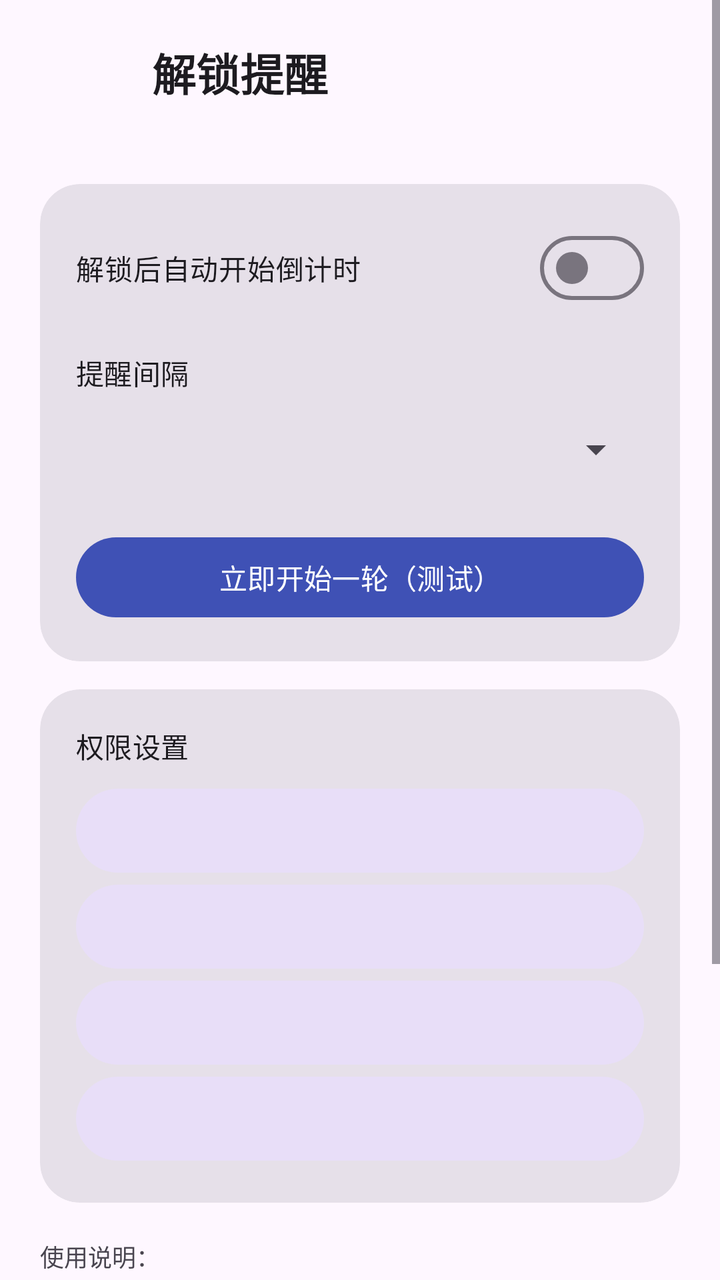
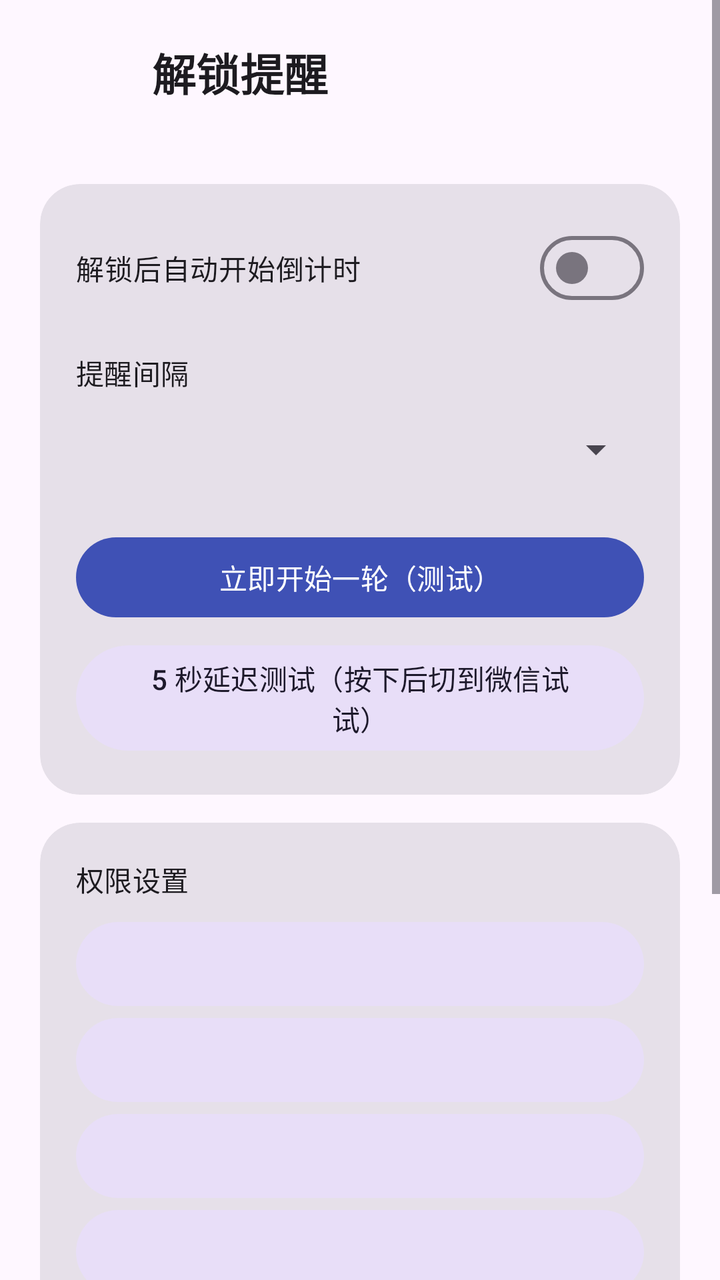

The first picture is an Android layout as it rendered before a commit; the second is the same layout after the commit. The layout source and the unified diff follow.
<!-- AndroidManifest.xml: application theme Theme.App -->
<!-- res/layout/activity_main.xml -->
<?xml version="1.0" encoding="utf-8"?>
<ScrollView xmlns:android="http://schemas.android.com/apk/res/android"
    xmlns:app="http://schemas.android.com/apk/res-auto"
    android:layout_width="match_parent"
    android:layout_height="match_parent"
    android:fillViewport="true">

    <LinearLayout
        android:layout_width="match_parent"
        android:layout_height="wrap_content"
        android:orientation="vertical"
        android:padding="20dp">

        <LinearLayout
            android:layout_width="match_parent"
            android:layout_height="wrap_content"
            android:gravity="center_vertical"
            android:orientation="horizontal">

            <ImageView
                android:layout_width="44dp"
                android:layout_height="44dp"
                android:contentDescription="@string/app_name"
                android:src="@mipmap/ic_launcher" />

            <LinearLayout
                android:layout_width="0dp"
                android:layout_height="wrap_content"
                android:layout_marginStart="12dp"
                android:layout_weight="1"
                android:orientation="vertical">

                <TextView
                    android:layout_width="wrap_content"
                    android:layout_height="wrap_content"
                    android:text="@string/app_name"
                    android:textAppearance="?attr/textAppearanceTitleLarge"
                    android:textStyle="bold" />

                <TextView
                    android:id="@+id/statusText"
                    android:layout_width="wrap_content"
                    android:layout_height="wrap_content"
                    android:layout_marginTop="2dp"
                    android:textColor="?attr/colorPrimary"
                    android:textSize="13sp" />
            </LinearLayout>
        </LinearLayout>

        <com.google.android.material.card.MaterialCardView
            style="?attr/materialCardViewFilledStyle"
            android:layout_width="match_parent"
            android:layout_height="wrap_content"
            android:layout_marginTop="20dp"
            app:cardCornerRadius="20dp">

            <LinearLayout
                android:layout_width="match_parent"
                android:layout_height="wrap_content"
                android:orientation="vertical"
                android:padding="18dp">

                <com.google.android.material.materialswitch.MaterialSwitch
                    android:id="@+id/switchMonitor"
                    android:layout_width="match_parent"
                    android:layout_height="wrap_content"
                    android:text="@string/switch_monitor" />

                <TextView
                    android:layout_width="wrap_content"
                    android:layout_height="wrap_content"
                    android:layout_marginTop="18dp"
                    android:text="@string/interval_label"
                    android:textAppearance="?attr/textAppearanceTitleSmall" />

                <Spinner
                    android:id="@+id/spinnerInterval"
                    android:layout_width="match_parent"
                    android:layout_height="48dp"
                    android:layout_marginTop="4dp" />

                <LinearLayout
                    android:id="@+id/customRow"
                    android:layout_width="match_parent"
                    android:layout_height="wrap_content"
                    android:layout_marginTop="8dp"
                    android:gravity="center_vertical"
                    android:orientation="horizontal"
                    android:visibility="gone">

                    <EditText
                        android:id="@+id/editCustom"
                        android:layout_width="0dp"
                        android:layout_height="wrap_content"
                        android:layout_weight="1"
                        android:hint="@string/custom_hint"
                        android:inputType="number"
                        android:singleLine="true" />

                    <TextView
                        android:layout_width="wrap_content"
                        android:layout_height="wrap_content"
                        android:layout_marginStart="8dp"
                        android:text="@string/seconds_unit" />
                </LinearLayout>

                <Button
                    android:id="@+id/btnTest"
                    android:layout_width="match_parent"
                    android:layout_height="wrap_content"
                    android:layout_marginTop="16dp"
                    android:text="@string/btn_test" />
            </LinearLayout>
        </com.google.android.material.card.MaterialCardView>

        <com.google.android.material.card.MaterialCardView
            style="?attr/materialCardViewFilledStyle"
            android:layout_width="match_parent"
            android:layout_height="wrap_content"
            android:layout_marginTop="14dp"
            app:cardCornerRadius="20dp">

            <LinearLayout
                android:layout_width="match_parent"
                android:layout_height="wrap_content"
                android:orientation="vertical"
                android:padding="18dp">

                <TextView
                    android:layout_width="wrap_content"
                    android:layout_height="wrap_content"
                    android:text="@string/perm_section"
                    android:textAppearance="?attr/textAppearanceTitleSmall" />

                <Button
                    android:id="@+id/btnPermNotif"
                    style="@style/PermButton"
                    android:layout_width="match_parent"
                    android:layout_height="wrap_content"
                    android:layout_marginTop="8dp" />

                <Button
                    android:id="@+id/btnPermUsage"
                    style="@style/PermButton"
                    android:layout_width="match_parent"
                    android:layout_height="wrap_content" />

                <Button
                    android:id="@+id/btnPermOverlay"
                    style="@style/PermButton"
                    android:layout_width="match_parent"
                    android:layout_height="wrap_content" />

                <Button
                    android:id="@+id/btnPermBattery"
                    style="@style/PermButton"
                    android:layout_width="match_parent"
                    android:layout_height="wrap_content" />

                <Button
                    android:id="@+id/btnPermFsi"
                    style="@style/PermButton"
                    android:layout_width="match_parent"
                    android:layout_height="wrap_content"
                    android:visibility="gone" />
            </LinearLayout>
        </com.google.android.material.card.MaterialCardView>

        <TextView
            android:id="@+id/hintText"
            android:layout_width="match_parent"
            android:layout_height="wrap_content"
            android:layout_marginTop="18dp"
            android:lineSpacingExtra="4dp"
            android:text="@string/hint_text"
            android:textColor="?attr/colorOnSurfaceVariant"
            android:textSize="12sp" />
    </LinearLayout>
</ScrollView>
<!-- resources referenced by this layout -->
<resources>
  <!-- mipmap ic_launcher (mipmap-anydpi-v26) -->
  <?xml version="1.0" encoding="utf-8"?>
  <adaptive-icon xmlns:android="http://schemas.android.com/apk/res/android">
      <background android:drawable="@color/ic_launcher_background" />
      <foreground android:drawable="@drawable/ic_launcher_foreground" />
      <monochrome android:drawable="@drawable/ic_launcher_foreground" />
  </adaptive-icon>
  <string name="app_name">解锁提醒</string>
  <string name="btn_test">立即开始一轮（测试）</string>
  <string name="custom_hint">输入秒数（5–86400）</string>
  <string name="hint_text">使用说明：\n1. 打开开关后，每次解锁手机自动开始倒计时；\n2. 到点会全屏弹出提醒，显示本轮各应用使用时长；\n3. 点「确定」开始下一轮，点「取消」或灭屏即停止；\n4. 默认间隔 10 秒（便于测试），可在上方修改；\n5. 通知栏显示实时倒计时，点它可停止本轮；\n6. 若提醒偶尔不弹出或服务被杀：加入④电池白名单，并在系统设置里允许本应用自启动/后台运行；\n7. 小米/OPPO 等机型如到点只弹横幅：到 系统设置→应用管理→解锁提醒，允许「后台弹出界面/后台显示悬浮窗」。</string>
  <string name="interval_label">提醒间隔</string>
  <string name="perm_section">权限设置</string>
  <string name="seconds_unit">秒</string>
  <string name="switch_monitor">解锁后自动开始倒计时</string>
  <style name="PermButton" parent="Widget.Material3.Button.TonalButton">
          <item name="android:insetTop">3dp</item>
          <item name="android:insetBottom">3dp</item>
          <item name="android:textSize">14sp</item>
      </style>
  <style name="Theme.App" parent="Theme.Material3.DayNight.NoActionBar">
          <item name="colorPrimary">@color/brand_primary</item>
          <item name="colorOnPrimary">#FFFFFF</item>
          <item name="colorPrimaryContainer">@color/brand_container</item>
          <item name="colorOnPrimaryContainer">#10125C</item>
      </style>
  <color name="ic_launcher_background">#3F51B5</color>
  <!-- drawable ic_launcher_foreground (drawable) -->
  <?xml version="1.0" encoding="utf-8"?>
  <vector xmlns:android="http://schemas.android.com/apk/res/android"
      android:width="108dp"
      android:height="108dp"
      android:viewportWidth="108"
      android:viewportHeight="108">
      <group
          android:scaleX="2.4"
          android:scaleY="2.4"
          android:translateX="25.2"
          android:translateY="25.2">
          <path
              android:fillColor="#FFFFFF"
              android:pathData="M11.99,2C6.47,2 2,6.48 2,12s4.47,10 9.99,10C17.52,22 22,17.52 22,12S17.52,2 11.99,2zM12,20c-4.42,0 -8,-3.58 -8,-8s3.58,-8 8,-8 8,3.58 8,8 -3.58,8 -8,8zM12.5,7H11v6l5.25,3.15 0.75,-1.23 -4.5,-2.67z" />
      </group>
  </vector>
  <color name="brand_primary">#3F51B5</color>
  <color name="brand_container">#DFE2FF</color>
</resources>

<!-- the commit's change to res/layout/activity_main.xml (unified diff, before → after) -->
@@ -46,6 +46,28 @@
                     android:textSize="13sp" />
             </LinearLayout>
         </LinearLayout>
+
+        <TextView
+            android:id="@+id/bannerText"
+            android:layout_width="match_parent"
+            android:layout_height="wrap_content"
+            android:layout_marginTop="12dp"
+            android:background="@drawable/bg_reminder_card"
+            android:backgroundTint="#FFF3E0"
+            android:padding="10dp"
+            android:text="@string/banner_no_overlay"
+            android:textColor="#B26A00"
+            android:textSize="13sp"
+            android:visibility="gone" />
+
+        <TextView
+            android:id="@+id/fireResultText"
+            android:layout_width="match_parent"
+            android:layout_height="wrap_content"
+            android:layout_marginTop="10dp"
+            android:textColor="?attr/colorOnSurfaceVariant"
+            android:textSize="12sp"
+            android:visibility="gone" />
 
         <com.google.android.material.card.MaterialCardView
             style="?attr/materialCardViewFilledStyle"
@@ -110,6 +132,14 @@
                     android:layout_height="wrap_content"
                     android:layout_marginTop="16dp"
                     android:text="@string/btn_test" />
+
+                <Button
+                    android:id="@+id/btnTestDelay"
+                    style="@style/Widget.Material3.Button.TonalButton"
+                    android:layout_width="match_parent"
+                    android:layout_height="wrap_content"
+                    android:layout_marginTop="6dp"
+                    android:text="@string/btn_test_delay" />
             </LinearLayout>
         </com.google.android.material.card.MaterialCardView>
 
<!-- resource entries referenced after the edit -->
@@ -1,5 +1,12 @@
 <!-- resources referenced by this layout -->
 <resources>
+  <!-- drawable bg_reminder_card (drawable) -->
+  <?xml version="1.0" encoding="utf-8"?>
+  <shape xmlns:android="http://schemas.android.com/apk/res/android"
+      android:shape="rectangle">
+      <corners android:radius="22dp" />
+      <solid android:color="@color/reminder_card" />
+  </shape>
   <!-- mipmap ic_launcher (mipmap-anydpi-v26) -->
   <?xml version="1.0" encoding="utf-8"?>
   <adaptive-icon xmlns:android="http://schemas.android.com/apk/res/android">
@@ -8,7 +15,9 @@
       <monochrome android:drawable="@drawable/ic_launcher_foreground" />
   </adaptive-icon>
   <string name="app_name">解锁提醒</string>
+  <string name="banner_no_overlay">⚠ 未开启悬浮窗权限：到点只能发通知，无法在其它应用上方全局弹窗。点按去开启</string>
   <string name="btn_test">立即开始一轮（测试）</string>
+  <string name="btn_test_delay">5 秒延迟测试（按下后切到微信试试）</string>
   <string name="custom_hint">输入秒数（5–86400）</string>
   <string name="hint_text">使用说明：\n1. 打开开关后，每次解锁手机自动开始倒计时；\n2. 到点会全屏弹出提醒，显示本轮各应用使用时长；\n3. 点「确定」开始下一轮，点「取消」或灭屏即停止；\n4. 默认间隔 10 秒（便于测试），可在上方修改；\n5. 通知栏显示实时倒计时，点它可停止本轮；\n6. 若提醒偶尔不弹出或服务被杀：加入④电池白名单，并在系统设置里允许本应用自启动/后台运行；\n7. 小米/OPPO 等机型如到点只弹横幅：到 系统设置→应用管理→解锁提醒，允许「后台弹出界面/后台显示悬浮窗」。</string>
   <string name="interval_label">提醒间隔</string>
@@ -26,6 +35,7 @@
           <item name="colorPrimaryContainer">@color/brand_container</item>
           <item name="colorOnPrimaryContainer">#10125C</item>
       </style>
+  <color name="reminder_card">#221F2B</color>
   <color name="ic_launcher_background">#3F51B5</color>
   <!-- drawable ic_launcher_foreground (drawable) -->
   <?xml version="1.0" encoding="utf-8"?>
